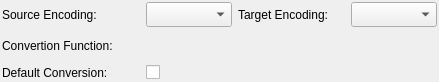
This is libpgmodeler_ui/ui/conversionwidget.ui in pgmodeler/pgmodeler as Qt 5 draws it before an edit. The edited form follows.
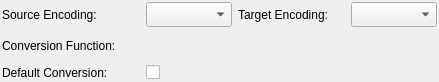
This is the edited form.

Patch:
```diff
--- a/libpgmodeler_ui/ui/conversionwidget.ui
+++ b/libpgmodeler_ui/ui/conversionwidget.ui
@@ -123,7 +123,7 @@
       </size>
      </property>
      <property name="text">
-      <string>Convertion Function:</string>
+      <string>Conversion Function:</string>
      </property>
     </widget>
    </item>
```
